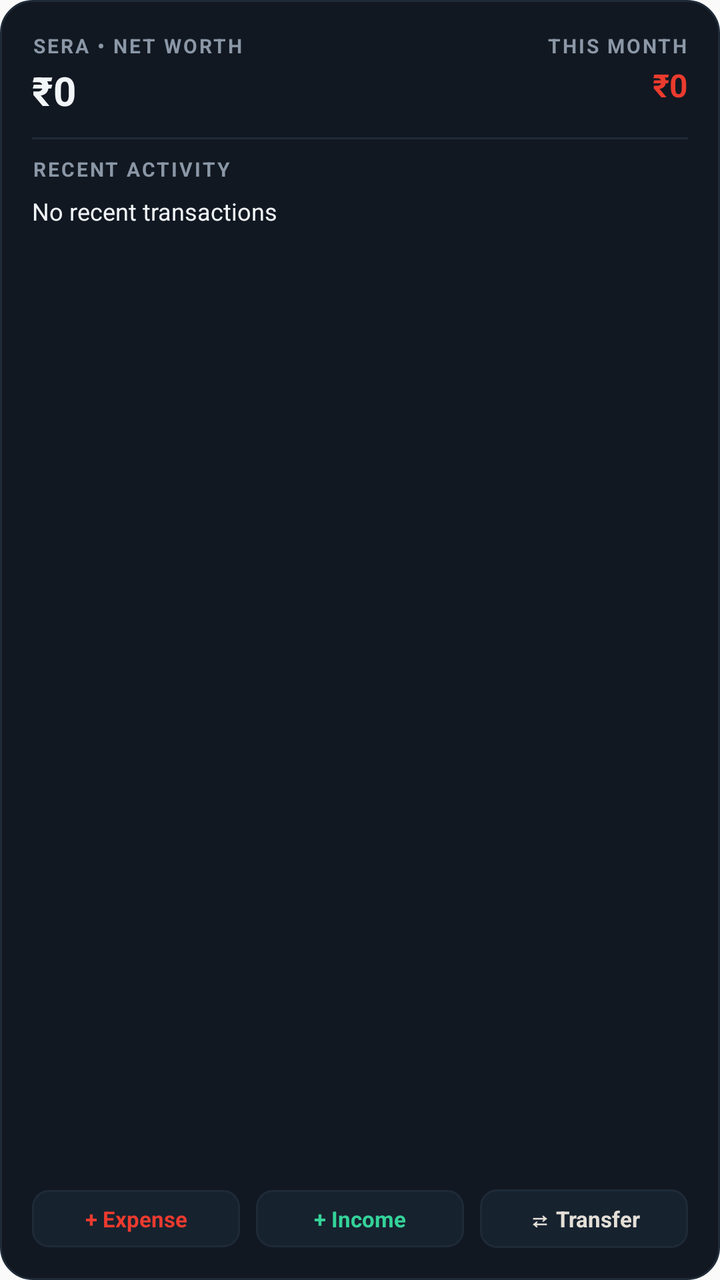
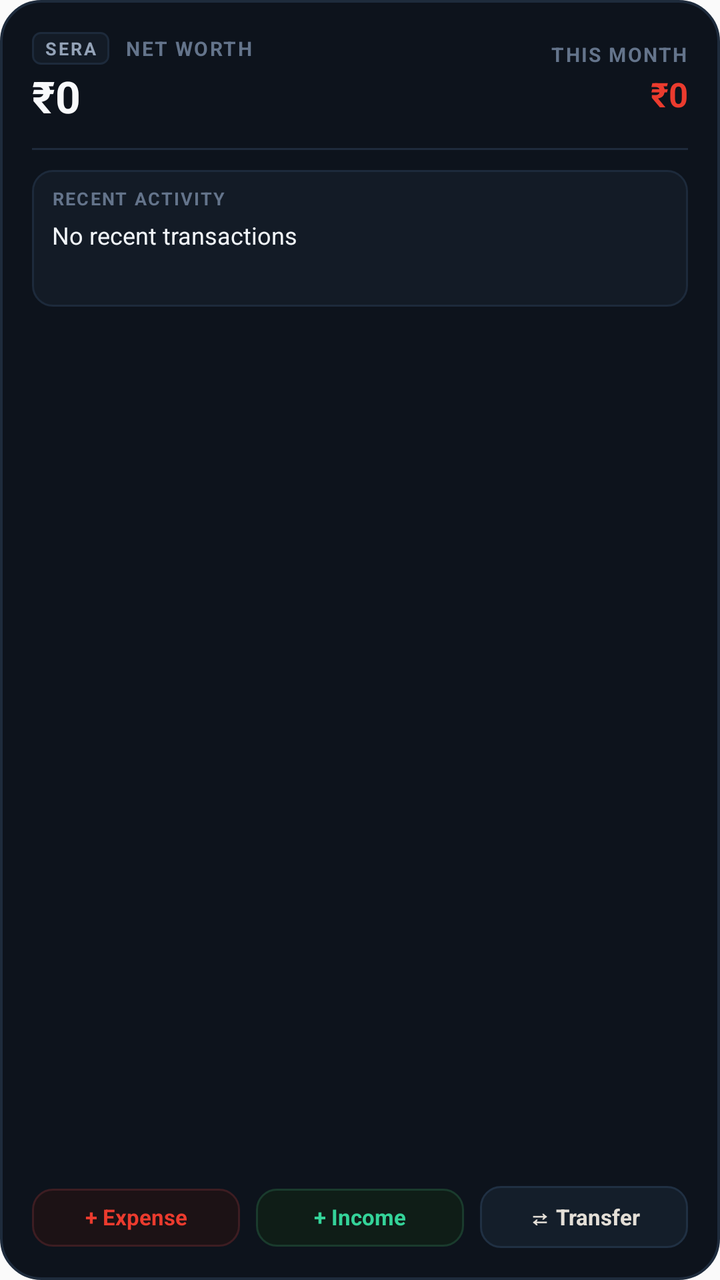

An Android layout rendered at two revisions. The XML below is the earlier revision; the diff shows what the commit changed to produce the second picture.
<!-- AndroidManifest.xml: application theme AppTheme -->
<!-- res/layout/sera_widget_dashboard.xml -->
<?xml version="1.0" encoding="utf-8"?>
<LinearLayout xmlns:android="http://schemas.android.com/apk/res/android"
    android:id="@+id/widget_dashboard_root"
    android:layout_width="match_parent"
    android:layout_height="match_parent"
    android:background="@drawable/widget_card_bg"
    android:orientation="vertical"
    android:padding="16dp">

    
    <LinearLayout
        android:layout_width="match_parent"
        android:layout_height="wrap_content"
        android:orientation="horizontal">

        <LinearLayout
            android:layout_width="0dp"
            android:layout_height="wrap_content"
            android:layout_weight="1"
            android:orientation="vertical">

            <TextView
                android:layout_width="wrap_content"
                android:layout_height="wrap_content"
                android:ellipsize="end"
                android:letterSpacing="0.1"
                android:maxLines="1"
                android:text="SERA • NET WORTH"
                android:textColor="#8B97A6"
                android:textSize="10sp"
                android:textStyle="bold" />

            <TextView
                android:id="@+id/widget_dash_net_worth"
                android:layout_width="wrap_content"
                android:layout_height="wrap_content"
                android:layout_marginTop="2dp"
                android:text="₹0"
                android:textColor="#F2F5F8"
                android:textSize="20sp"
                android:textStyle="bold" />
        </LinearLayout>

        <LinearLayout
            android:layout_width="wrap_content"
            android:layout_height="wrap_content"
            android:gravity="end"
            android:orientation="vertical">

            <TextView
                android:layout_width="wrap_content"
                android:layout_height="wrap_content"
                android:ellipsize="end"
                android:letterSpacing="0.1"
                android:maxLines="1"
                android:text="THIS MONTH"
                android:textColor="#8B97A6"
                android:textSize="10sp"
                android:textStyle="bold" />

            <TextView
                android:id="@+id/widget_dash_spent"
                android:layout_width="wrap_content"
                android:layout_height="wrap_content"
                android:layout_marginTop="2dp"
                android:text="₹0"
                android:textColor="#EB3B2E"
                android:textSize="16sp"
                android:textStyle="bold" />
        </LinearLayout>
    </LinearLayout>

    <FrameLayout
        android:layout_width="match_parent"
        android:layout_height="1dp"
        android:layout_marginTop="10dp"
        android:layout_marginBottom="8dp"
        android:background="#1F2A38" />

    
    <TextView
        android:layout_width="wrap_content"
        android:layout_height="wrap_content"
        android:ellipsize="end"
        android:letterSpacing="0.1"
        android:maxLines="1"
        android:text="RECENT ACTIVITY"
        android:textColor="#8B97A6"
        android:textSize="10sp"
        android:textStyle="bold" />

    <LinearLayout
        android:layout_width="match_parent"
        android:layout_height="wrap_content"
        android:layout_marginTop="6dp"
        android:orientation="horizontal">

        <TextView
            android:id="@+id/widget_dash_tx_name_1"
            android:layout_width="0dp"
            android:layout_height="wrap_content"
            android:layout_weight="1"
            android:ellipsize="end"
            android:maxLines="1"
            android:text="No recent transactions"
            android:textColor="#F2F5F8"
            android:textSize="12sp" />

        <TextView
            android:id="@+id/widget_dash_tx_amt_1"
            android:layout_width="wrap_content"
            android:layout_height="wrap_content"
            android:maxLines="1"
            android:text=""
            android:textColor="#EB3B2E"
            android:textSize="12sp"
            android:textStyle="bold" />
    </LinearLayout>

    <LinearLayout
        android:layout_width="match_parent"
        android:layout_height="wrap_content"
        android:layout_marginTop="4dp"
        android:orientation="horizontal">

        <TextView
            android:id="@+id/widget_dash_tx_name_2"
            android:layout_width="0dp"
            android:layout_height="wrap_content"
            android:layout_weight="1"
            android:ellipsize="end"
            android:maxLines="1"
            android:text=""
            android:textColor="#F2F5F8"
            android:textSize="12sp" />

        <TextView
            android:id="@+id/widget_dash_tx_amt_2"
            android:layout_width="wrap_content"
            android:layout_height="wrap_content"
            android:maxLines="1"
            android:text=""
            android:textColor="#EB3B2E"
            android:textSize="12sp"
            android:textStyle="bold" />
    </LinearLayout>

    
    <FrameLayout
        android:layout_width="match_parent"
        android:layout_height="0dp"
        android:layout_weight="1" />

    
    <LinearLayout
        android:layout_width="match_parent"
        android:layout_height="wrap_content"
        android:layout_marginTop="10dp"
        android:orientation="horizontal">

        <TextView
            android:id="@+id/btn_dash_expense"
            android:layout_width="0dp"
            android:layout_height="wrap_content"
            android:layout_weight="1"
            android:background="@drawable/widget_button_bg"
            android:gravity="center"
            android:maxLines="1"
            android:paddingTop="7dp"
            android:paddingBottom="7dp"
            android:text="+ Expense"
            android:textColor="#EB3B2E"
            android:textSize="11sp"
            android:textStyle="bold" />

        <TextView
            android:id="@+id/btn_dash_income"
            android:layout_width="0dp"
            android:layout_height="wrap_content"
            android:layout_marginStart="8dp"
            android:layout_weight="1"
            android:background="@drawable/widget_button_bg"
            android:gravity="center"
            android:maxLines="1"
            android:paddingTop="7dp"
            android:paddingBottom="7dp"
            android:text="+ Income"
            android:textColor="#34D399"
            android:textSize="11sp"
            android:textStyle="bold" />

        <TextView
            android:id="@+id/btn_dash_transfer"
            android:layout_width="0dp"
            android:layout_height="wrap_content"
            android:layout_marginStart="8dp"
            android:layout_weight="1"
            android:background="@drawable/widget_button_bg"
            android:gravity="center"
            android:maxLines="1"
            android:paddingTop="7dp"
            android:paddingBottom="7dp"
            android:text="⇄ Transfer"
            android:textColor="#E4DFD7"
            android:textSize="11sp"
            android:textStyle="bold" />
    </LinearLayout>
</LinearLayout>
<!-- resources referenced by this layout -->
<resources>
  <!-- drawable widget_button_bg (drawable) -->
  <?xml version="1.0" encoding="utf-8"?>
  <shape xmlns:android="http://schemas.android.com/apk/res/android"
      android:shape="rectangle">
      <solid android:color="#17222F" />
      <corners android:radius="8dp" />
      <stroke
          android:width="1dp"
          android:color="#1F2A38" />
  </shape>
  <!-- drawable widget_card_bg (drawable) -->
  <?xml version="1.0" encoding="utf-8"?>
  <shape xmlns:android="http://schemas.android.com/apk/res/android"
      android:shape="rectangle">
      <solid android:color="#111822" />
      <corners android:radius="16dp" />
      <stroke
          android:width="1dp"
          android:color="#1F2A38" />
  </shape>
  <style name="AppTheme" parent="Theme.AppCompat.DayNight.NoActionBar">
          
          <item name="android:editTextBackground">@drawable/rn_edit_text_material</item>
      </style>
  <!-- drawable rn_edit_text_material (drawable) -->
  <?xml version="1.0" encoding="utf-8"?>
  <inset xmlns:android="http://schemas.android.com/apk/res/android"
         android:insetLeft="@dimen/abc_edit_text_inset_horizontal_material"
         android:insetRight="@dimen/abc_edit_text_inset_horizontal_material"
         android:insetTop="@dimen/abc_edit_text_inset_top_material"
         android:insetBottom="@dimen/abc_edit_text_inset_bottom_material"
         >
  
      <selector>
          
          <item android:state_enabled="false" android:drawable="@drawable/abc_textfield_default_mtrl_alpha"/>
          <item android:drawable="@drawable/abc_textfield_activated_mtrl_alpha"/>
      </selector>
  
  </inset>
</resources>

<!-- the commit's change to res/layout/sera_widget_dashboard.xml (unified diff, before → after) -->
@@ -11,6 +11,7 @@
     <LinearLayout
         android:layout_width="match_parent"
         android:layout_height="wrap_content"
+        android:gravity="center_vertical"
         android:orientation="horizontal">
 
         <LinearLayout
@@ -19,25 +20,48 @@
             android:layout_weight="1"
             android:orientation="vertical">
 
-            <TextView
-                android:layout_width="wrap_content"
-                android:layout_height="wrap_content"
-                android:ellipsize="end"
-                android:letterSpacing="0.1"
-                android:maxLines="1"
-                android:text="SERA • NET WORTH"
-                android:textColor="#8B97A6"
-                android:textSize="10sp"
-                android:textStyle="bold" />
+            <LinearLayout
+                android:layout_width="wrap_content"
+                android:layout_height="wrap_content"
+                android:gravity="center_vertical"
+                android:orientation="horizontal">
+
+                <TextView
+                    android:layout_width="wrap_content"
+                    android:layout_height="wrap_content"
+                    android:background="@drawable/widget_pill_badge_bg"
+                    android:letterSpacing="0.12"
+                    android:paddingStart="6dp"
+                    android:paddingTop="2dp"
+                    android:paddingEnd="6dp"
+                    android:paddingBottom="2dp"
+                    android:text="SERA"
+                    android:textColor="#94A3B8"
+                    android:textSize="9sp"
+                    android:textStyle="bold" />
+
+                <TextView
+                    android:layout_width="wrap_content"
+                    android:layout_height="wrap_content"
+                    android:layout_marginStart="8dp"
+                    android:ellipsize="end"
+                    android:letterSpacing="0.08"
+                    android:maxLines="1"
+                    android:text="NET WORTH"
+                    android:textColor="#64748B"
+                    android:textSize="10sp"
+                    android:textStyle="bold" />
+            </LinearLayout>
 
             <TextView
                 android:id="@+id/widget_dash_net_worth"
                 android:layout_width="wrap_content"
                 android:layout_height="wrap_content"
-                android:layout_marginTop="2dp"
+                android:layout_marginTop="4dp"
+                android:includeFontPadding="false"
                 android:text="₹0"
-                android:textColor="#F2F5F8"
-                android:textSize="20sp"
+                android:textColor="#F8FAFC"
+                android:textSize="22sp"
                 android:textStyle="bold" />
         </LinearLayout>
 
@@ -51,10 +75,10 @@
                 android:layout_width="wrap_content"
                 android:layout_height="wrap_content"
                 android:ellipsize="end"
-                android:letterSpacing="0.1"
+                android:letterSpacing="0.08"
                 android:maxLines="1"
                 android:text="THIS MONTH"
-                android:textColor="#8B97A6"
+                android:textColor="#64748B"
                 android:textSize="10sp"
                 android:textStyle="bold" />
 
@@ -62,10 +86,11 @@
                 android:id="@+id/widget_dash_spent"
                 android:layout_width="wrap_content"
                 android:layout_height="wrap_content"
-                android:layout_marginTop="2dp"
+                android:layout_marginTop="4dp"
+                android:includeFontPadding="false"
                 android:text="₹0"
                 android:textColor="#EB3B2E"
-                android:textSize="16sp"
+                android:textSize="17sp"
                 android:textStyle="bold" />
         </LinearLayout>
     </LinearLayout>
@@ -73,76 +98,93 @@
     <FrameLayout
         android:layout_width="match_parent"
         android:layout_height="1dp"
-        android:layout_marginTop="10dp"
-        android:layout_marginBottom="8dp"
-        android:background="#1F2A38" />
-
-    
-    <TextView
-        android:layout_width="wrap_content"
+        android:layout_marginTop="12dp"
+        android:layout_marginBottom="10dp"
+        android:background="#1E2B3C" />
+
+    
+    <LinearLayout
+        android:layout_width="match_parent"
         android:layout_height="wrap_content"
-        android:ellipsize="end"
-        android:letterSpacing="0.1"
-        android:maxLines="1"
-        android:text="RECENT ACTIVITY"
-        android:textColor="#8B97A6"
-        android:textSize="10sp"
-        android:textStyle="bold" />
-
-    <LinearLayout
-        android:layout_width="match_parent"
-        android:layout_height="wrap_content"
-        android:layout_marginTop="6dp"
-        android:orientation="horizontal">
-
-        <TextView
-            android:id="@+id/widget_dash_tx_name_1"
-            android:layout_width="0dp"
-            android:layout_height="wrap_content"
-            android:layout_weight="1"
+        android:background="@drawable/widget_item_bg"
+        android:orientation="vertical"
+        android:paddingStart="10dp"
+        android:paddingTop="8dp"
+        android:paddingEnd="10dp"
+        android:paddingBottom="8dp">
+
+        <TextView
+            android:layout_width="wrap_content"
+            android:layout_height="wrap_content"
             android:ellipsize="end"
-            android:maxLines="1"
-            android:text="No recent transactions"
-            android:textColor="#F2F5F8"
-            android:textSize="12sp" />
-
-        <TextView
-            android:id="@+id/widget_dash_tx_amt_1"
-            android:layout_width="wrap_content"
-            android:layout_height="wrap_content"
-            android:maxLines="1"
-            android:text=""
-            android:textColor="#EB3B2E"
-            android:textSize="12sp"
-            android:textStyle="bold" />
-    </LinearLayout>
-
-    <LinearLayout
-        android:layout_width="match_parent"
-        android:layout_height="wrap_content"
-        android:layout_marginTop="4dp"
-        android:orientation="horizontal">
-
-        <TextView
-            android:id="@+id/widget_dash_tx_name_2"
-            android:layout_width="0dp"
-            android:layout_height="wrap_content"
-            android:layout_weight="1"
-            android:ellipsize="end"
-            android:maxLines="1"
-            android:text=""
-            android:textColor="#F2F5F8"
-            android:textSize="12sp" />
-
-        <TextView
-            android:id="@+id/widget_dash_tx_amt_2"
-            android:layout_width="wrap_content"
-            android:layout_height="wrap_content"
-            android:maxLines="1"
-            android:text=""
-            android:textColor="#EB3B2E"
-            android:textSize="12sp"
-            android:textStyle="bold" />
+            android:letterSpacing="0.08"
+            android:maxLines="1"
+            android:text="RECENT ACTIVITY"
+            android:textColor="#64748B"
+            android:textSize="9sp"
+            android:textStyle="bold" />
+
+        <LinearLayout
+            android:layout_width="match_parent"
+            android:layout_height="wrap_content"
+            android:layout_marginTop="6dp"
+            android:gravity="center_vertical"
+            android:orientation="horizontal">
+
+            <TextView
+                android:id="@+id/widget_dash_tx_name_1"
+                android:layout_width="0dp"
+                android:layout_height="wrap_content"
+                android:layout_weight="1"
+                android:ellipsize="end"
+                android:includeFontPadding="false"
+                android:maxLines="1"
+                android:text="No recent transactions"
+                android:textColor="#F1F5F9"
+                android:textSize="12sp" />
+
+            <TextView
+                android:id="@+id/widget_dash_tx_amt_1"
+                android:layout_width="wrap_content"
+                android:layout_height="wrap_content"
+                android:includeFontPadding="false"
+                android:maxLines="1"
+                android:text=""
+                android:textColor="#EB3B2E"
+                android:textSize="12sp"
+                android:textStyle="bold" />
+        </LinearLayout>
+
+        <LinearLayout
+            android:layout_width="match_parent"
+            android:layout_height="wrap_content"
+            android:layout_marginTop="6dp"
+            android:gravity="center_vertical"
+            android:orientation="horizontal">
+
+            <TextView
+                android:id="@+id/widget_dash_tx_name_2"
+                android:layout_width="0dp"
+                android:layout_height="wrap_content"
+                android:layout_weight="1"
+                android:ellipsize="end"
+                android:includeFontPadding="false"
+                android:maxLines="1"
+                android:text=""
+                android:textColor="#F1F5F9"
+                android:textSize="12sp" />
+
+            <TextView
+                android:id="@+id/widget_dash_tx_amt_2"
+                android:layout_width="wrap_content"
+                android:layout_height="wrap_content"
+                android:includeFontPadding="false"
+                android:maxLines="1"
+                android:text=""
+                android:textColor="#EB3B2E"
+                android:textSize="12sp"
+                android:textStyle="bold" />
+        </LinearLayout>
     </LinearLayout>
 
     
@@ -163,11 +205,12 @@
             android:layout_width="0dp"
             android:layout_height="wrap_content"
             android:layout_weight="1"
-            android:background="@drawable/widget_button_bg"
+            android:background="@drawable/widget_btn_expense_bg"
             android:gravity="center"
-            android:maxLines="1"
-            android:paddingTop="7dp"
-            android:paddingBottom="7dp"
+            android:includeFontPadding="false"
+            android:maxLines="1"
+            android:paddingTop="8dp"
+            android:paddingBottom="8dp"
             android:text="+ Expense"
             android:textColor="#EB3B2E"
             android:textSize="11sp"
@@ -179,11 +222,12 @@
             android:layout_height="wrap_content"
             android:layout_marginStart="8dp"
             android:layout_weight="1"
-            android:background="@drawable/widget_button_bg"
+            android:background="@drawable/widget_btn_income_bg"
             android:gravity="center"
-            android:maxLines="1"
-            android:paddingTop="7dp"
-            android:paddingBottom="7dp"
+            android:includeFontPadding="false"
+            android:maxLines="1"
+            android:paddingTop="8dp"
+            android:paddingBottom="8dp"
             android:text="+ Income"
             android:textColor="#34D399"
             android:textSize="11sp"
@@ -195,11 +239,12 @@
             android:layout_height="wrap_content"
             android:layout_marginStart="8dp"
             android:layout_weight="1"
-            android:background="@drawable/widget_button_bg"
+            android:background="@drawable/widget_btn_neutral_bg"
             android:gravity="center"
-            android:maxLines="1"
-            android:paddingTop="7dp"
-            android:paddingBottom="7dp"
+            android:includeFontPadding="false"
+            android:maxLines="1"
+            android:paddingTop="8dp"
+            android:paddingBottom="8dp"
             android:text="⇄ Transfer"
             android:textColor="#E4DFD7"
             android:textSize="11sp"
<!-- resource entries referenced after the edit -->
@@ -1,24 +1,64 @@
 <!-- resources referenced by this layout -->
 <resources>
-  <!-- drawable widget_button_bg (drawable) -->
+  <!-- drawable widget_btn_expense_bg (drawable) -->
   <?xml version="1.0" encoding="utf-8"?>
   <shape xmlns:android="http://schemas.android.com/apk/res/android"
       android:shape="rectangle">
-      <solid android:color="#17222F" />
-      <corners android:radius="8dp" />
+      <solid android:color="#1C1215" />
+      <corners android:radius="10dp" />
       <stroke
           android:width="1dp"
-          android:color="#1F2A38" />
+          android:color="#3D1D22" />
+  </shape>
+  <!-- drawable widget_btn_income_bg (drawable) -->
+  <?xml version="1.0" encoding="utf-8"?>
+  <shape xmlns:android="http://schemas.android.com/apk/res/android"
+      android:shape="rectangle">
+      <solid android:color="#0F1D17" />
+      <corners android:radius="10dp" />
+      <stroke
+          android:width="1dp"
+          android:color="#1A3B2D" />
+  </shape>
+  <!-- drawable widget_btn_neutral_bg (drawable) -->
+  <?xml version="1.0" encoding="utf-8"?>
+  <shape xmlns:android="http://schemas.android.com/apk/res/android"
+      android:shape="rectangle">
+      <solid android:color="#141E2A" />
+      <corners android:radius="10dp" />
+      <stroke
+          android:width="1dp"
+          android:color="#203043" />
   </shape>
   <!-- drawable widget_card_bg (drawable) -->
   <?xml version="1.0" encoding="utf-8"?>
   <shape xmlns:android="http://schemas.android.com/apk/res/android"
       android:shape="rectangle">
-      <solid android:color="#111822" />
-      <corners android:radius="16dp" />
+      <solid android:color="#0D131C" />
+      <corners android:radius="20dp" />
+      <stroke
+          android:width="1.2dp"
+          android:color="#1E2B3C" />
+  </shape>
+  <!-- drawable widget_item_bg (drawable) -->
+  <?xml version="1.0" encoding="utf-8"?>
+  <shape xmlns:android="http://schemas.android.com/apk/res/android"
+      android:shape="rectangle">
+      <solid android:color="#131B26" />
+      <corners android:radius="10dp" />
       <stroke
           android:width="1dp"
-          android:color="#1F2A38" />
+          android:color="#1D2A3B" />
+  </shape>
+  <!-- drawable widget_pill_badge_bg (drawable) -->
+  <?xml version="1.0" encoding="utf-8"?>
+  <shape xmlns:android="http://schemas.android.com/apk/res/android"
+      android:shape="rectangle">
+      <solid android:color="#131B26" />
+      <corners android:radius="4dp" />
+      <stroke
+          android:width="1dp"
+          android:color="#1D2A3B" />
   </shape>
   <style name="AppTheme" parent="Theme.AppCompat.DayNight.NoActionBar">
           
